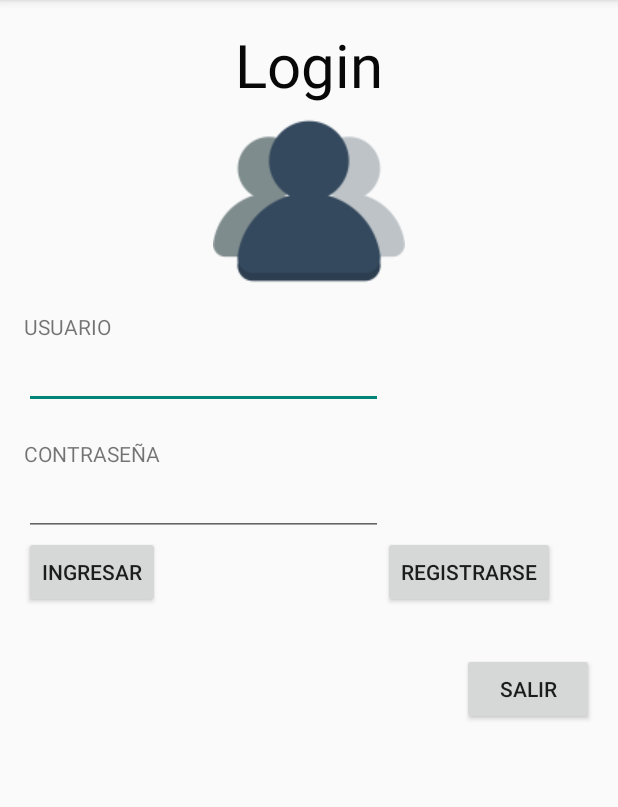
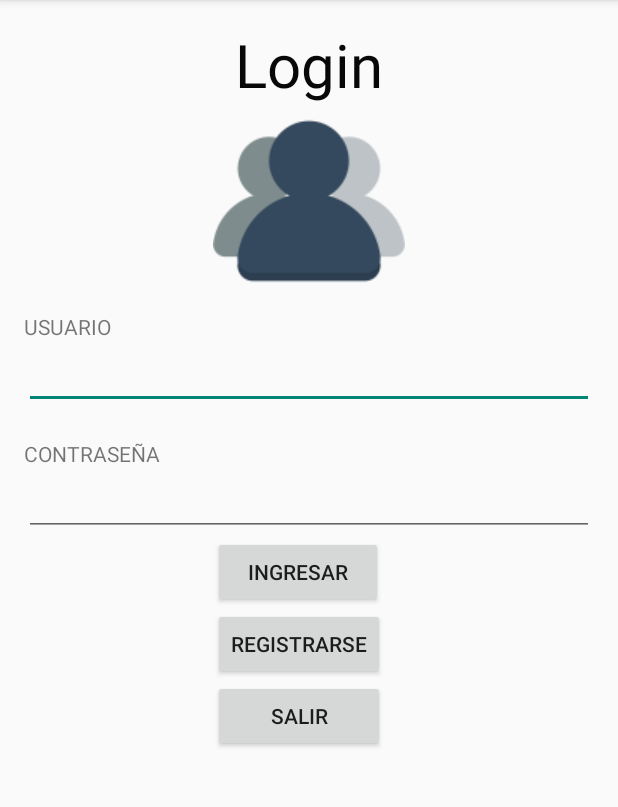
Before and after one commit to nestorrojas07/Inventario, an Android app: the screen it shows after launch (MainActivity), on a phone screen of 412 x 824 dp, the part 84-891 px from its top. Run offline under Robolectric (Android 15) with nearby library versions, the phone set to English and light mode, and no system bars.

Commit message:
Se modifica apariencia y se da soporte a android 2.3

```diff
--- a/app/src/main/java/com/example/marcelo/inventario/ToDoDbHelper.java
+++ b/app/src/main/java/com/example/marcelo/inventario/ToDoDbHelper.java
@@ -52,7 +52,7 @@ public class ToDoDbHelper extends SQLiteOpenHelper {
         Cursor registros = database.rawQuery(q,null);
         if(registros.moveToFirst()){
             do{
-                lista.add(registros.getString(1));
+                lista.add(registros.getString(1)+" ("+registros.getString(registros.getColumnIndex("stock")) +")");
             }while(registros.moveToNext());
         }
         return lista;
--- a/app/src/main/res/layout/activity_listar_datos.xml
+++ b/app/src/main/res/layout/activity_listar_datos.xml
@@ -11,7 +11,8 @@
         android:layout_width="match_parent"
         android:layout_height="match_parent"
         android:id="@+id/lista"
-        ></ListView>
+        >
+    </ListView>
 
 
 
--- a/app/src/main/res/layout/activity_main.xml
+++ b/app/src/main/res/layout/activity_main.xml
@@ -45,8 +45,7 @@
         android:id="@+id/txtUsuario"
         android:layout_below="@+id/lblUsuario"
         android:layout_alignParentStart="true"
-        android:layout_alignEnd="@+id/lblLogin"
-        />
+        android:layout_alignParentEnd="true" />
 
     <TextView
         android:layout_width="wrap_content"
@@ -66,39 +65,36 @@
         android:id="@+id/txtContraseña"
         android:layout_below="@+id/lblcontracena"
         android:layout_alignParentStart="true"
-        android:layout_alignEnd="@+id/lblLogin"
-        />
+        android:layout_alignParentEnd="true" />
 
     <Button
         android:layout_width="wrap_content"
         android:layout_height="wrap_content"
         android:text="Ingresar"
         android:id="@+id/btbIngresar"
+        android:onClick="ingresar"
         android:layout_below="@+id/txtContraseña"
-        android:layout_alignParentStart="true"
-        android:onClick="ingresar"
-        />
+        android:layout_alignStart="@+id/btbRegistrarse"
+        android:layout_alignEnd="@+id/lblLogin" />
 
     <Button
         android:layout_width="wrap_content"
         android:layout_height="wrap_content"
         android:text="Registrarse"
         android:id="@+id/btbRegistrarse"
-        android:layout_below="@+id/txtContraseña"
-        android:layout_toEndOf="@+id/txtContraseña"
         android:onClick="registro"
-        />
+        android:layout_below="@+id/btbIngresar"
+        android:layout_alignStart="@+id/imgLogin" />
 
     <Button
         android:layout_width="wrap_content"
         android:layout_height="wrap_content"
         android:text="Salir"
         android:id="@+id/btbSalir"
+        android:onClick="salir"
         android:layout_below="@+id/btbRegistrarse"
-        android:layout_alignParentEnd="true"
-        android:layout_marginTop="30dp"
-        android:onClick="salir"
-        />
+        android:layout_alignStart="@+id/btbRegistrarse"
+        android:layout_alignEnd="@+id/btbRegistrarse" />
 
 
 
```
Also changed, not shown: app/src/main/res/layout/activity_registro.xml (+4 -3 lines), 1 other file.
